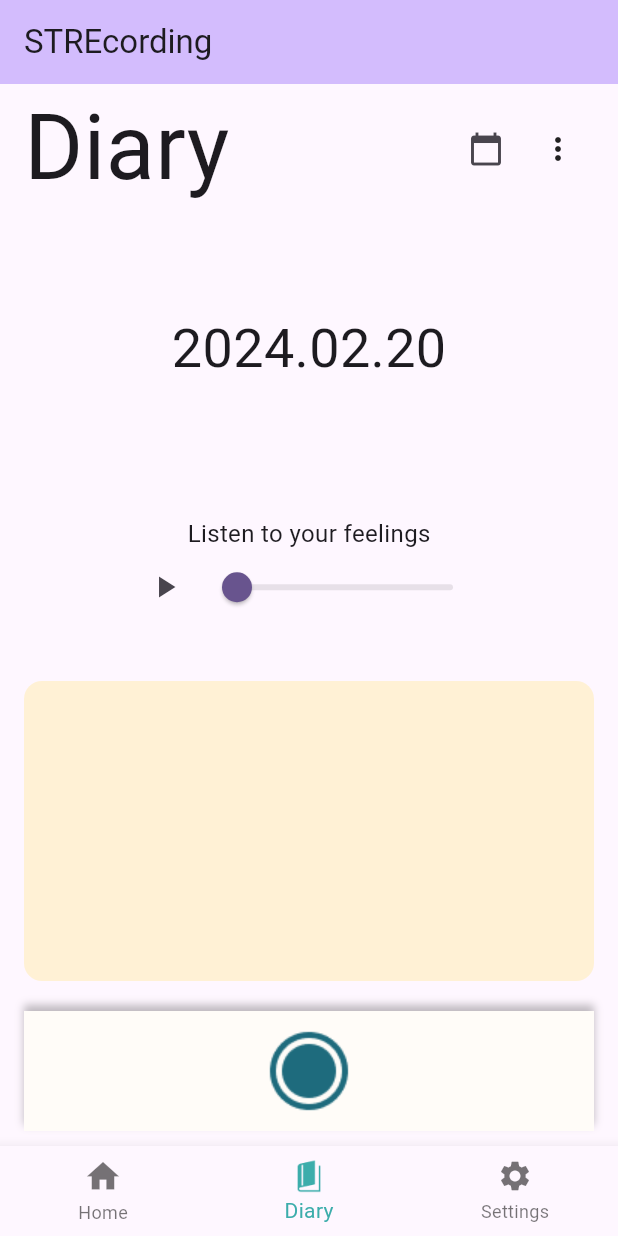
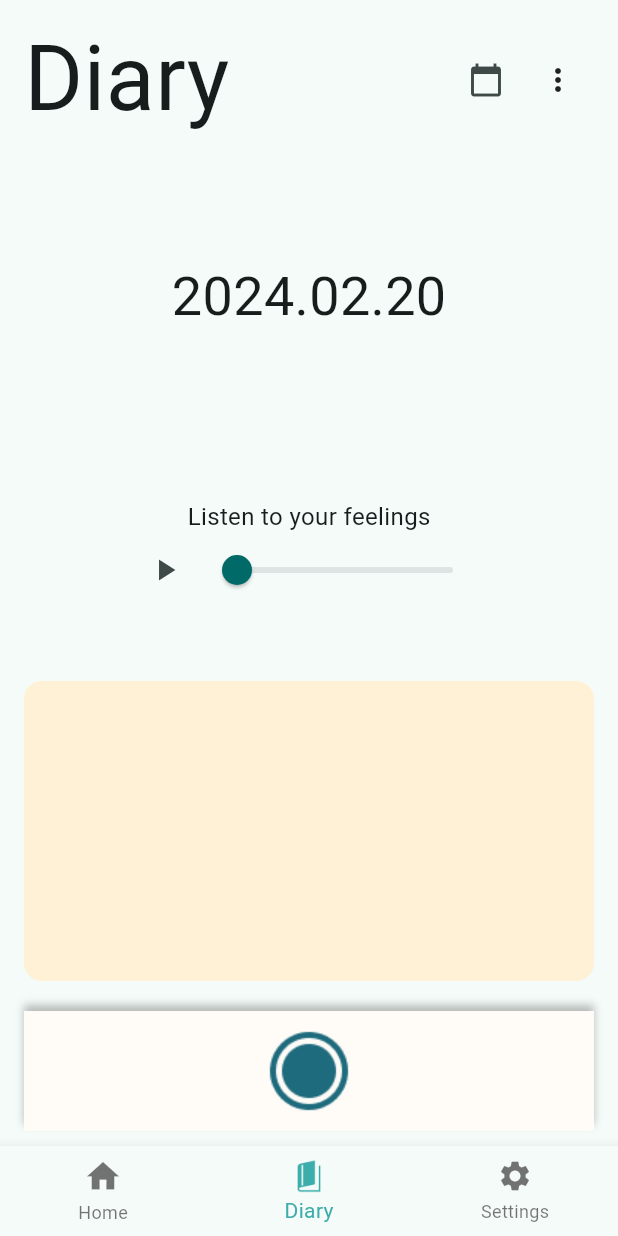
Before and after one commit to Solution-Challenge-stress-solution/FrontEnd, a Flutter app: the MyHomePage screen opened directly, item 2 of the bottom bar chosen, on a phone screen of 412 x 824 dp. Run offline on Flutter 3.47's test engine with Material 3 defaults, Android fonts, the phone set to English and light mode, and no system bars; our stand-ins replace flutter_local_notifications, google_sign_in, just_audio, shared_preferences, table_calendar, timezone and 1 more; missing offline and left inert: kakao_flutter_sdk_user, record; accounts and stored records are empty; network calls fail; Roboto replaces fonts that are missing (Dongle, NanumGothic).

Commit message:
style: main app bar

```diff
--- a/lib/main.dart
+++ b/lib/main.dart
@@ -21,7 +21,8 @@ class MyApp extends StatelessWidget {
     return MaterialApp(
       title: 'STREcording',
       theme: ThemeData(
-        colorScheme: ColorScheme.fromSeed(seedColor: Colors.deepPurple),
+        colorScheme: ColorScheme.fromSeed(
+            seedColor: const Color.fromARGB(255, 60, 173, 171)),
         useMaterial3: true,
         fontFamily: 'NanumGothic',
       ),
@@ -77,14 +78,9 @@ class _MyHomePageState extends State<MyHomePage> {
     // fast, so that you can just rebuild anything that needs updating rather
     // than having to individually change instances of widgets.
     return Scaffold(
-      appBar: AppBar(
-        // TRY THIS: Try changing the color here to a specific color (to
-        // Colors.amber, perhaps?) and trigger a hot reload to see the AppBar
-        // change color while the other colors stay the same.
-        backgroundColor: Theme.of(context).colorScheme.inversePrimary,
-        // Here we take the value from the MyHomePage object that was created by
-        // the App.build method, and use it to set our appbar title.
-        title: const Text('STREcording'),
+      appBar: PreferredSize(
+        preferredSize: const Size.fromHeight(10), // Set the AppBar height
+        child: AppBar(),
       ),
       body: Center(
         // Center is a layout widget. It takes a single child and positions it
```
